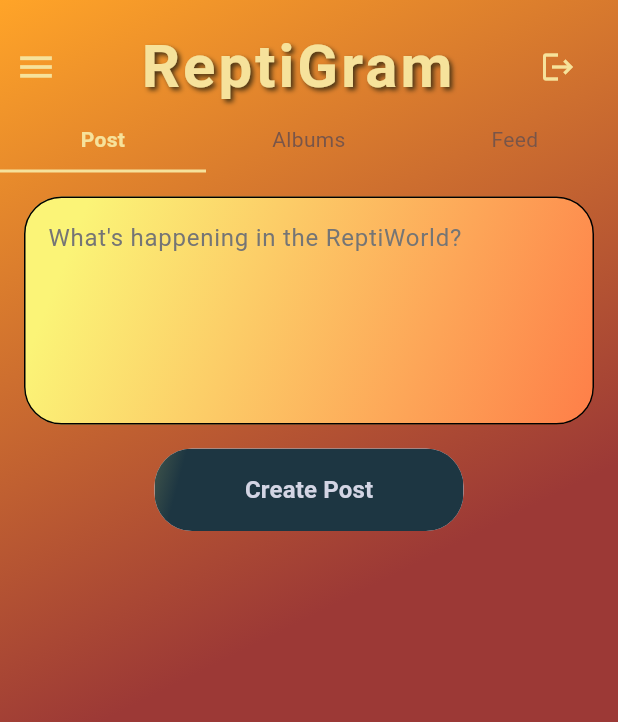
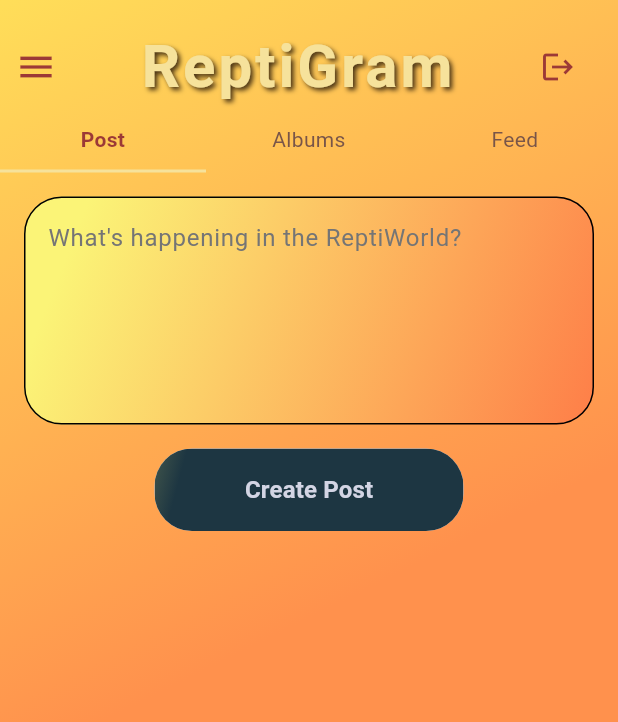
Before and after one commit to FelipeJuarezJr/ReptiGramFinalApp, a Flutter app: the PostScreen screen opened directly, on a phone screen of 412 x 824 dp. Shown: the top 722 px of the screen. Run offline on Flutter 3.47's test engine with Material 3 defaults, Android fonts, the phone set to English and light mode, and no system bars; our stand-ins replace firebase_auth, firebase_core, firebase_database, firebase_storage, flutter_dotenv, flutter_svg and 2 more; accounts and stored records are empty; generated files the repository leaves out were written again.

Commit message:
Text colors and underline changed

```diff
--- a/lib/common/title_header.dart
+++ b/lib/common/title_header.dart
@@ -65,7 +65,7 @@ class TitleHeader extends StatelessWidget {
                 style: TextStyle(
                   fontSize: 40,
                   fontWeight: FontWeight.bold,
-                  color: AppColors.titleText,
+                  color: AppColors.logoTitleText,
                   shadows: [
                     Shadow(
                       color: AppColors.titleShadow,
--- a/lib/screens/login_screen.dart
+++ b/lib/screens/login_screen.dart
@@ -125,7 +125,7 @@ class _LoginScreenState extends State<LoginScreen> {
                 style: TextStyle(
                   fontSize: 40,
                   fontWeight: FontWeight.bold,
-                  color: AppColors.titleText,
+                  color: AppColors.logoTitleText,
                   shadows: [
                     Shadow(
                       color: AppColors.titleShadow,
--- a/lib/styles/colors.dart
+++ b/lib/styles/colors.dart
@@ -1,12 +1,16 @@
 import 'package:flutter/material.dart';
 
 class AppColors {
-  // Primary gradient colors
-  static const Color gradientStart = Color(0xFFffa428); // top left
-  static const Color gradientEnd = Color(0xFF9c3936);   // bottom right
+  // Original R Primary gradient colors
+  // static const Color gradientStart = Color(0xFFffa428); // top left
+  // static const Color gradientEnd = Color(0xFF9c3936);   // bottom right
+  static const Color gradientStart = Color(0xFFFFDE59); // top left
+  static const Color gradientEnd = Color(0xFFFF914D);   // bottom right
+
 
   // Text colors
-  static const Color titleText = Color(0xFFf6e29b);     // Gold text for title and links
+  static const Color logoTitleText = Color(0xFFf6e29b);     // Gold text for title and links
+  static const Color titleText = Color(0xFF9c3936);     // Gold text for title and links
   static const Color titleShadow = Color(0xFF4a3414);   // Brown shadow
   static const Color buttonText = Color(0xFFd3d5e4);    // Light gray-blue for button text
 
@@ -129,5 +133,5 @@ class AppColors {
     boxShadow: innerTopShadow,
   );
 
-  static const Color dialogBackground = Color(0xFF2C1810);
+  static const Color dialogBackground = Color(0xFFFFFFFF);
 }
```
Also changed, not shown: lib/screens/albums_screen.dart (+12 -0 lines), lib/screens/binders_screen.dart (+12 -0 lines), lib/screens/notebooks_screen.dart (+12 -0 lines), lib/screens/post_screen.dart (+15 -1 lines).
